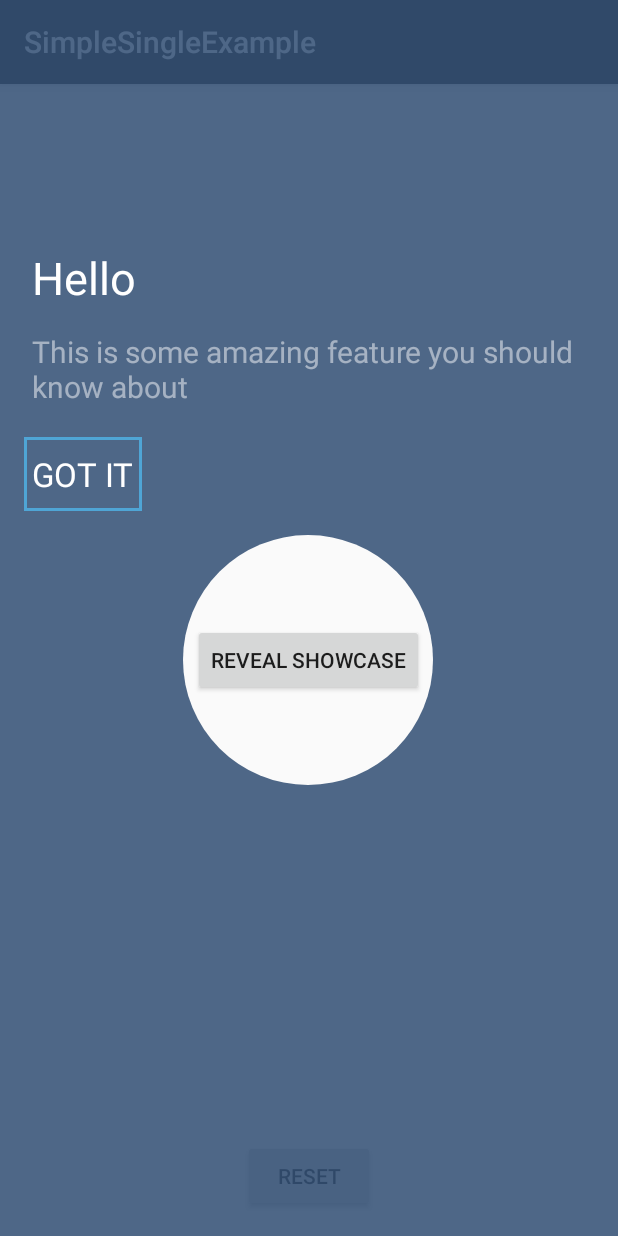
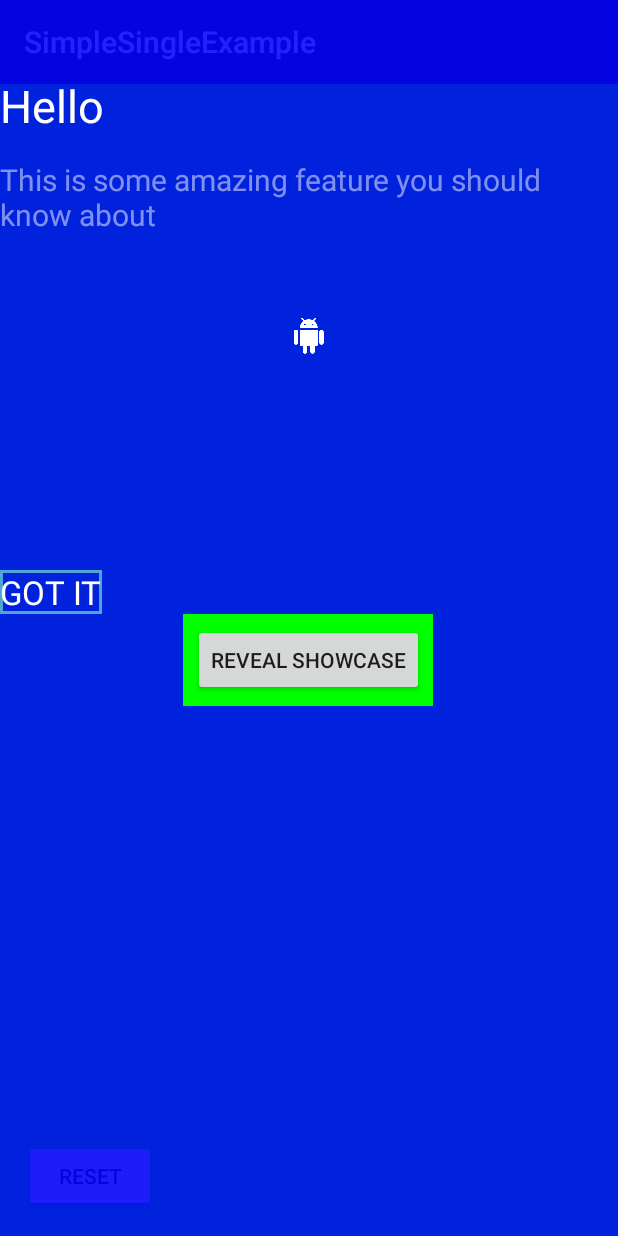
Before and after one commit to KintllZhang/V051B_reliance, an Android app: the SimpleSingleExample screen opened directly, with no data from a screen before it, on a phone screen of 412 x 824 dp. Run offline under Robolectric (Android 15) with nearby library versions, the phone set to English and light mode, and no system bars.

Commit message:
UI adjust

```diff
--- a/alps/packages/apps/MaterialShowcaseView-master/library/src/main/java/uk/co/deanwild/materialshowcaseview/MaterialShowcaseView.java
+++ b/alps/packages/apps/MaterialShowcaseView-master/library/src/main/java/uk/co/deanwild/materialshowcaseview/MaterialShowcaseView.java
@@ -16,6 +16,7 @@ import android.os.Handler;
 import android.text.TextUtils;
 import android.util.AttributeSet;
 import android.util.DisplayMetrics;
+import android.util.Log;
 import android.view.Gravity;
 import android.view.LayoutInflater;
 import android.view.MotionEvent;
@@ -299,6 +300,9 @@ public class MaterialShowcaseView extends FrameLayout implements View.OnTouchLis
             if (yPos > midPoint) {
                 // target is in lower half of screen, we'll sit above it
                 mContentTopMargin = 0;
+                Log.d("Kintell", "Kintell mContentBottomMargin: " + mContentBottomMargin
+                + "height:" + height + "yPos:" + yPos + "radius:" + radius + "mShapePadding:"
+                + mShapePadding);
                 mContentBottomMargin = (height - yPos) + radius + mShapePadding;
                 mGravity = Gravity.BOTTOM;
             } else {
--- a/alps/packages/apps/MaterialShowcaseView-master/library/src/main/java/uk/co/deanwild/materialshowcaseview/ShowcaseConfig.java
+++ b/alps/packages/apps/MaterialShowcaseView-master/library/src/main/java/uk/co/deanwild/materialshowcaseview/ShowcaseConfig.java
@@ -8,7 +8,7 @@ import uk.co.deanwild.materialshowcaseview.shape.Shape;
 
 public class ShowcaseConfig {
 
-    public static final String DEFAULT_MASK_COLOUR = "#dd335075";
+    public static final String DEFAULT_MASK_COLOUR = "#dd0000ff";
     public static final long DEFAULT_FADE_TIME = 300;
     public static final long DEFAULT_DELAY = 0;
     public static final Shape DEFAULT_SHAPE = new CircleShape();
--- a/alps/packages/apps/MaterialShowcaseView-master/library/src/main/res/layout/showcase_content.xml
+++ b/alps/packages/apps/MaterialShowcaseView-master/library/src/main/res/layout/showcase_content.xml
@@ -1,42 +1,45 @@
 <?xml version="1.0" encoding="utf-8"?>
 
-<LinearLayout xmlns:android="http://schemas.android.com/apk/res/android"
+<RelativeLayout xmlns:android="http://schemas.android.com/apk/res/android"
     android:id="@+id/content_box"
     android:layout_width="match_parent"
-    android:layout_height="wrap_content"
-    android:orientation="vertical"
-    android:padding="16dp">
+    android:layout_height="match_parent">
 
     <TextView
         android:id="@+id/tv_title"
         android:layout_width="match_parent"
         android:layout_height="wrap_content"
         android:textColor="@android:color/white"
-        android:paddingLeft="5dp"
         android:textSize="30dp"
-        android:layout_marginBottom="15dp" />
+        android:layout_marginTop="50dp" />
 
     <TextView
         android:id="@+id/tv_content"
         android:layout_width="match_parent"
         android:layout_height="wrap_content"
         android:textColor="@android:color/white"
-        android:paddingLeft="5dp"
-        android:textSize="20dp" />
+        android:textSize="20dp"
+        android:layout_below="@+id/tv_title"
+        android:layout_marginTop="15dp"/>
+
+    <ImageView
+        android:id="@+id/irrow_icon"
+        android:src="@drawable/ic_android_white_24dp"
+        android:layout_width="match_parent"
+        android:layout_height="wrap_content"
+        android:layout_below="@+id/tv_content"
+        android:layout_marginTop="55dp"
+        />
 
     <TextView
         android:id="@+id/tv_dismiss"
         android:background="@drawable/textview_border"
         android:layout_width="wrap_content"
         android:layout_height="wrap_content"
-        android:layout_marginTop="20dp"
+        android:layout_alignParentBottom="true"
         android:clickable="true"
-        android:paddingBottom="10dp"
-        android:paddingTop="10dp"
-        android:paddingLeft="5dp"
-        android:paddingRight="5dp"
         android:textColor="@android:color/white"
         android:textSize="22dp"
         android:visibility="gone" />
 
-</LinearLayout>
+</RelativeLayout>
--- a/alps/packages/apps/MaterialShowcaseView-master/sample/src/main/java/uk/co/deanwild/materialshowcaseviewsample/SimpleSingleExample.java
+++ b/alps/packages/apps/MaterialShowcaseView-master/sample/src/main/java/uk/co/deanwild/materialshowcaseviewsample/SimpleSingleExample.java
@@ -51,8 +51,7 @@ public class SimpleSingleExample extends AppCompatActivity implements View.OnCli
                 .setTitleText("Hello")
                 .setDismissText("GOT IT")
                 .setContentText("This is some amazing feature you should know about")
-                .setDelay(withDelay) // optional but starting animations immediately in onCreate can make them choppy
-                //.singleUse(SHOWCASE_ID) // provide a unique ID used to ensure it is only shown once
+                .withRectangleShape()
                 .show();
     }
 
--- a/alps/packages/apps/MaterialShowcaseView-master/sample/src/main/res/layout/activity_simple_single_example.xml
+++ b/alps/packages/apps/MaterialShowcaseView-master/sample/src/main/res/layout/activity_simple_single_example.xml
@@ -6,6 +6,7 @@
     android:paddingLeft="@dimen/activity_horizontal_margin"
     android:paddingRight="@dimen/activity_horizontal_margin"
     android:paddingTop="@dimen/activity_vertical_margin"
+    android:background="#00FF00"
     tools:context="uk.co.deanwild.materialshowcaseviewsample.SimpleSingleExample">
 
     <Button
@@ -17,11 +18,11 @@
 
 
     <Button
-        android:layout_alignParentBottom="true"
         android:id="@+id/btn_reset"
         android:layout_width="wrap_content"
         android:layout_height="wrap_content"
-        android:layout_centerHorizontal="true"
+        android:layout_alignParentBottom="true"
+        android:layout_alignParentLeft="true"
         android:text="Reset" />
 
 
```
Also changed, not shown: alps/packages/apps/MaterialShowcaseView-master/library/src/main/res/drawable-xxhdpi/ic_android_white_24dp.png (added).
